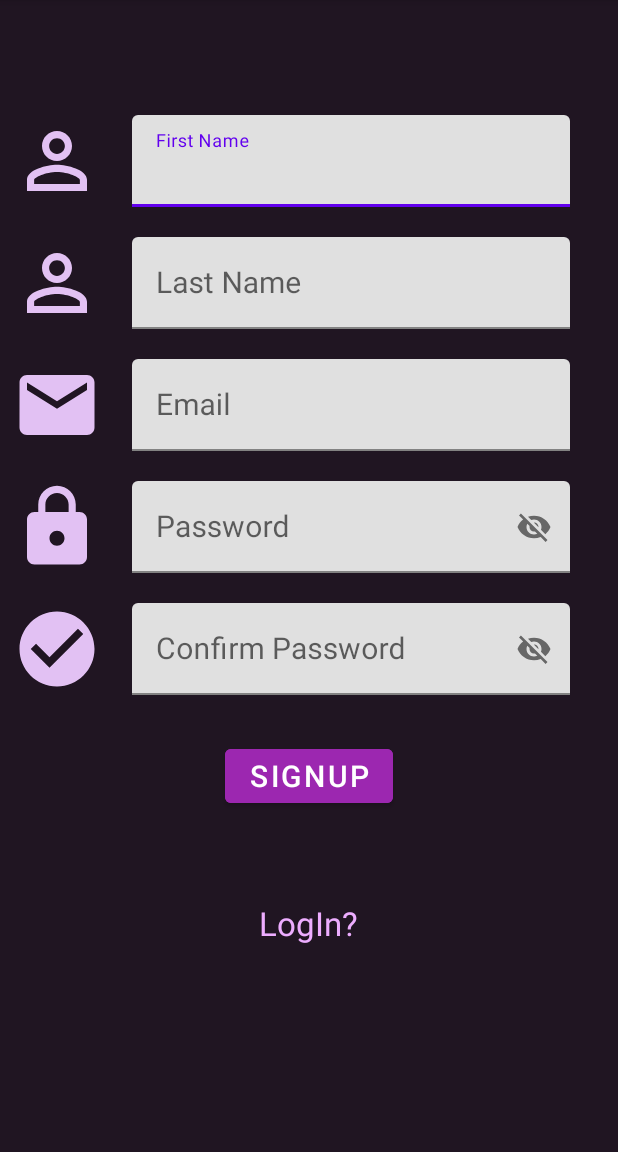
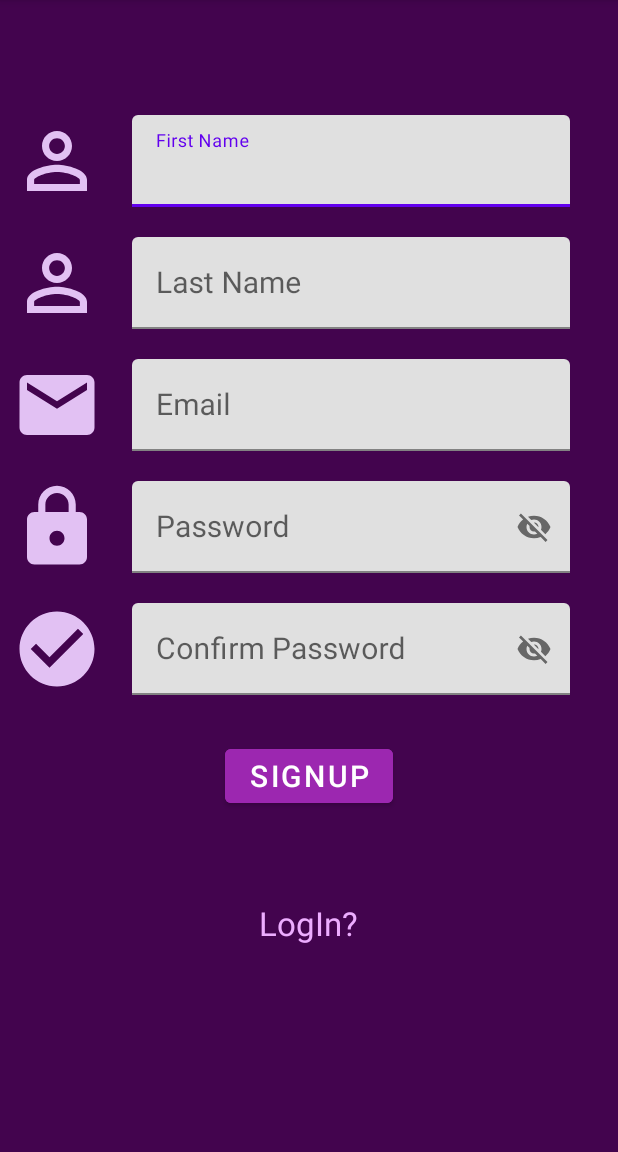
Before and after one commit to wanjira-whitney/Workout-Log, an Android app: the SignUpActivity screen opened directly, with no data from a screen before it, on a phone screen of 412 x 824 dp, the part 84-1236 px from its top. Run offline under Robolectric (Android 15) with nearby library versions, the phone set to English and light mode, and no system bars.

Commit message:
add changes made to sign up

```diff
--- a/app/src/main/res/layout/activity_sign_up.xml
+++ b/app/src/main/res/layout/activity_sign_up.xml
@@ -4,7 +4,7 @@
     xmlns:tools="http://schemas.android.com/tools"
     android:layout_width="match_parent"
     android:layout_height="match_parent"
-    android:background="#201522"
+    android:background="#43044E"
     tools:context=".SignUpActivity">
 
     <androidx.constraintlayout.widget.Guideline
```
